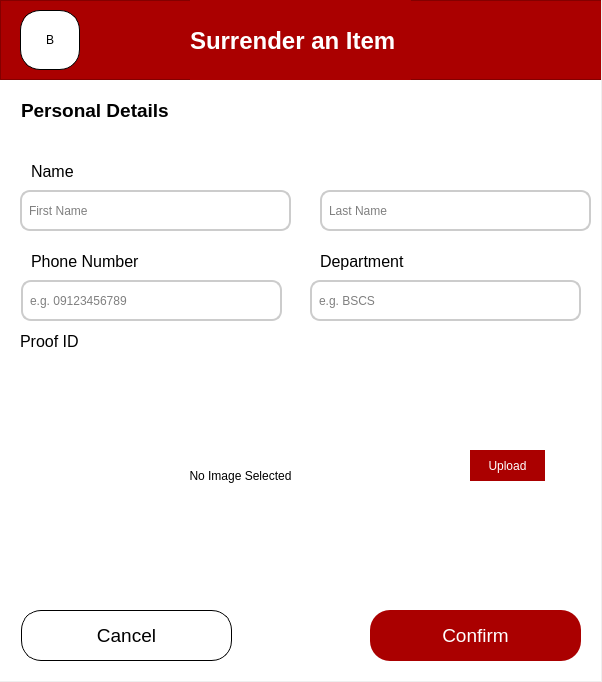
Before: the Qt Designer form src/frontend/surrenderItem.ui in brexer/lost-and-found-system, drawn with Qt 5.
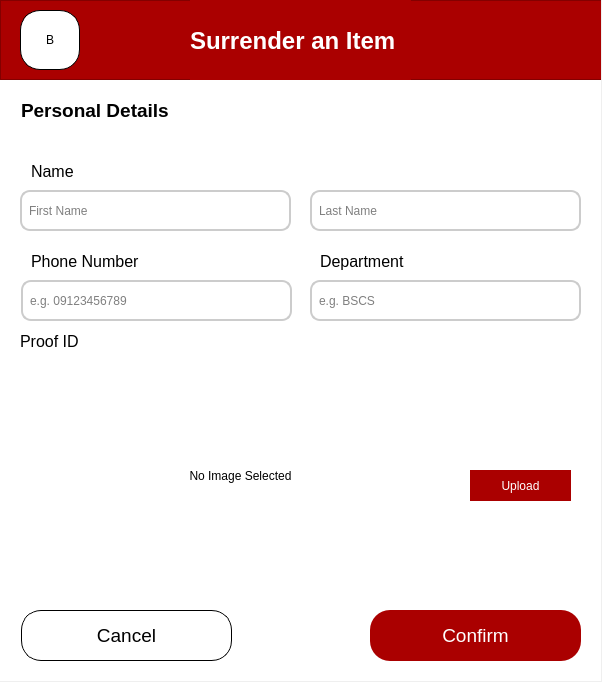
After: the same form once the commit is applied. The open tabs and pages were chosen to show the change.

Commit message: added image functionality to surrender item dialog

```diff
--- a/src/frontend/surrenderItem.ui
+++ b/src/frontend/surrenderItem.ui
@@ -468,7 +468,7 @@
       <rect>
        <x>21</x>
        <y>280</y>
-       <width>261</width>
+       <width>271</width>
        <height>41</height>
       </rect>
      </property>
@@ -644,7 +644,7 @@
     <widget class="QLineEdit" name="lastNameEdit">
      <property name="geometry">
       <rect>
-       <x>320</x>
+       <x>310</x>
        <y>190</y>
        <width>271</width>
        <height>41</height>
@@ -770,8 +770,8 @@
      <property name="geometry">
       <rect>
        <x>470</x>
-       <y>450</y>
-       <width>75</width>
+       <y>470</y>
+       <width>101</width>
        <height>31</height>
       </rect>
      </property>
```
Left out of the diff: 13 changed lines with no effect on the pictures. The commit also changes 8 other files.
